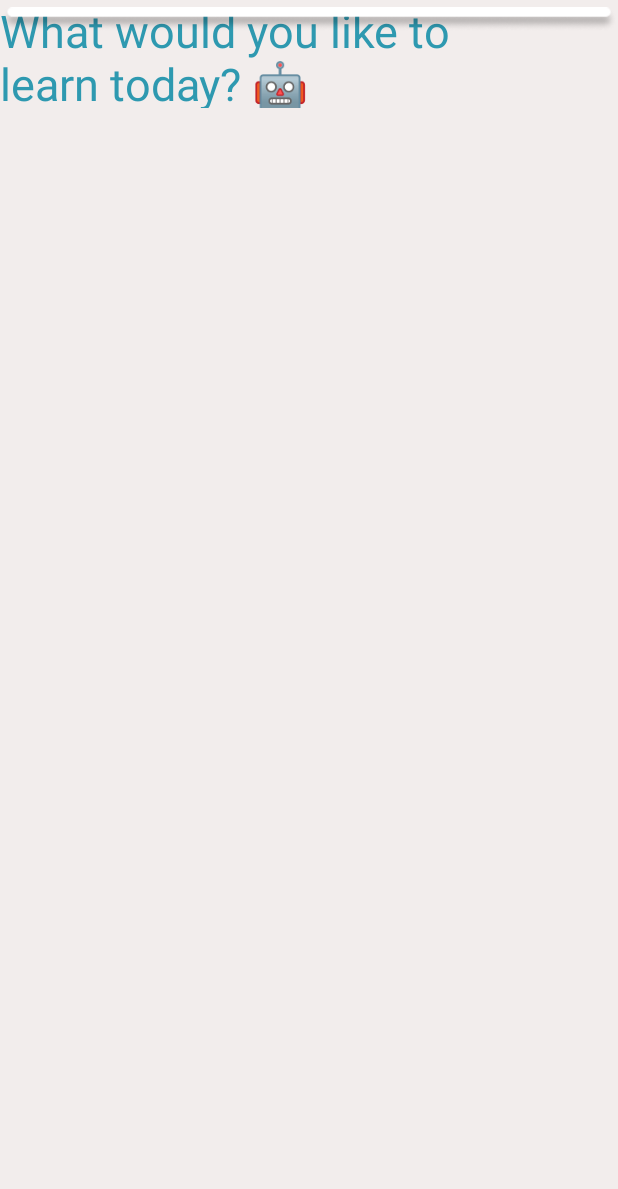
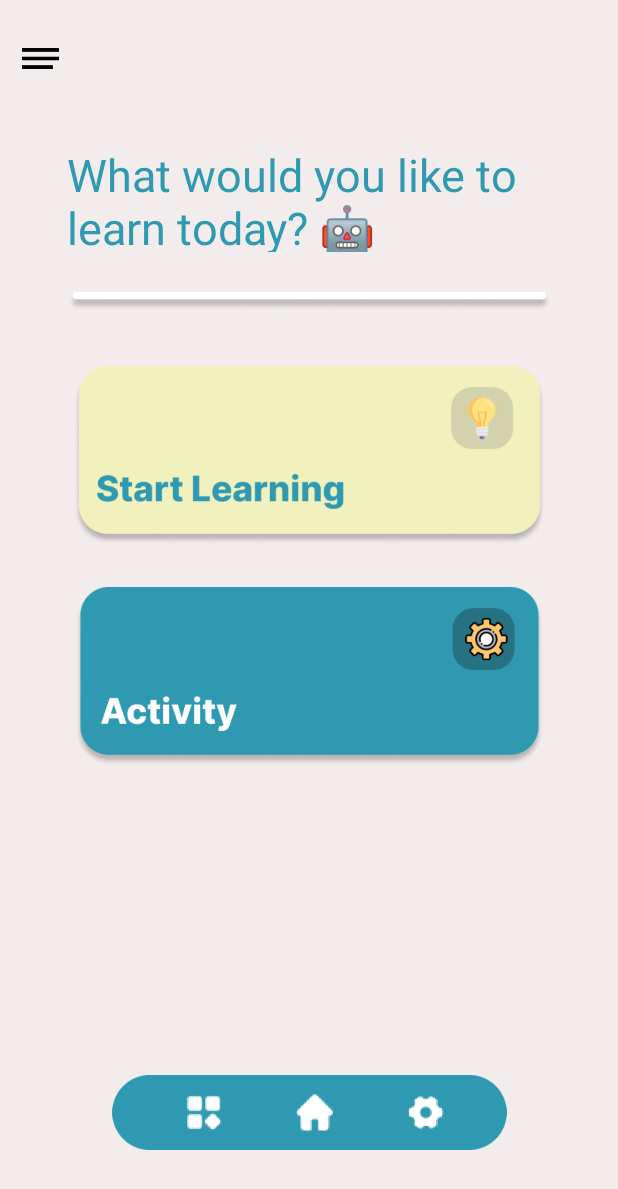
Before and after one commit to dawndanseco/psykitz, an Android app: the MainActivity2 screen opened directly, with no data from a screen before it, on a phone screen of 412 x 824 dp. Shown: the top 1189 px of the screen. Run offline under Robolectric (Android 15) with nearby library versions, the phone set to English and light mode, and no system bars.

Commit message:
Welcome and Home Page is working (Except Home Page buttons aren't functional yet)

```diff
--- a/app/src/main/res/layout/activity_main2.xml
+++ b/app/src/main/res/layout/activity_main2.xml
@@ -12,17 +12,63 @@
         android:id="@+id/tvLearnToday"
         android:layout_width="323dp"
         android:layout_height="72dp"
+        android:layout_marginTop="96dp"
         android:text="What would you like to learn today? 🤖"
         android:textColor="@color/teal"
         android:textSize="30dp"
-        tools:layout_editor_absoluteX="44dp"
-        tools:layout_editor_absoluteY="135dp" />
+        app:layout_constraintEnd_toEndOf="parent"
+        app:layout_constraintStart_toStartOf="parent"
+        app:layout_constraintTop_toTopOf="parent" />
 
     <ImageView
-        android:id="@+id/imageView"
-        android:layout_width="wrap_content"
+        android:id="@+id/ivDivider"
+        android:layout_width="323dp"
         android:layout_height="wrap_content"
-        app:srcCompat="@drawable/line_divider"
-        tools:layout_editor_absoluteX="0dp"
-        tools:layout_editor_absoluteY="228dp" />
+        android:layout_marginTop="20dp"
+        app:layout_constraintEnd_toEndOf="parent"
+        app:layout_constraintStart_toStartOf="parent"
+        app:layout_constraintTop_toBottomOf="@+id/tvLearnToday"
+        app:srcCompat="@drawable/line_divider" />
+
+    <ImageView
+        android:id="@+id/ivInfo"
+        android:layout_width="30dp"
+        android:layout_height="14dp"
+        android:layout_marginStart="12dp"
+        android:layout_marginTop="32dp"
+        app:layout_constraintStart_toStartOf="parent"
+        app:layout_constraintTop_toTopOf="parent"
+        app:srcCompat="@drawable/info" />
+
+    <ImageView
+        android:id="@+id/ivStartLearning"
+        android:layout_width="323dp"
+        android:layout_height="119dp"
+        android:layout_marginTop="56dp"
+        app:layout_constraintEnd_toEndOf="parent"
+        app:layout_constraintStart_toStartOf="parent"
+        app:layout_constraintTop_toTopOf="@+id/ivDivider"
+        app:srcCompat="@drawable/start_learning" />
+
+    <ImageView
+        android:id="@+id/ivActivity"
+        android:layout_width="323dp"
+        android:layout_height="119dp"
+        android:layout_marginTop="28dp"
+        app:layout_constraintEnd_toEndOf="parent"
+        app:layout_constraintStart_toStartOf="parent"
+        app:layout_constraintTop_toBottomOf="@+id/ivStartLearning"
+        app:srcCompat="@drawable/activity" />
+
+    <ImageView
+        android:id="@+id/ivNavigation"
+        android:layout_width="263dp"
+        android:layout_height="50dp"
+        app:layout_constraintBottom_toBottomOf="parent"
+        app:layout_constraintEnd_toEndOf="parent"
+        app:layout_constraintStart_toStartOf="parent"
+        app:layout_constraintTop_toBottomOf="@+id/ivActivity"
+        app:layout_constraintVertical_bias="0.783"
+        app:srcCompat="@drawable/naviagtion" />
+
 </androidx.constraintlayout.widget.ConstraintLayout>
```
Also changed, not shown: app/src/main/java/com/example/psykitz/MainActivity2.kt (line endings or trailing spaces), app/src/main/res/drawable/activity.png (added), app/src/main/res/drawable/info.png (added), app/src/main/res/drawable/naviagtion.png (added), app/src/main/res/drawable/start_learning.png (added).
